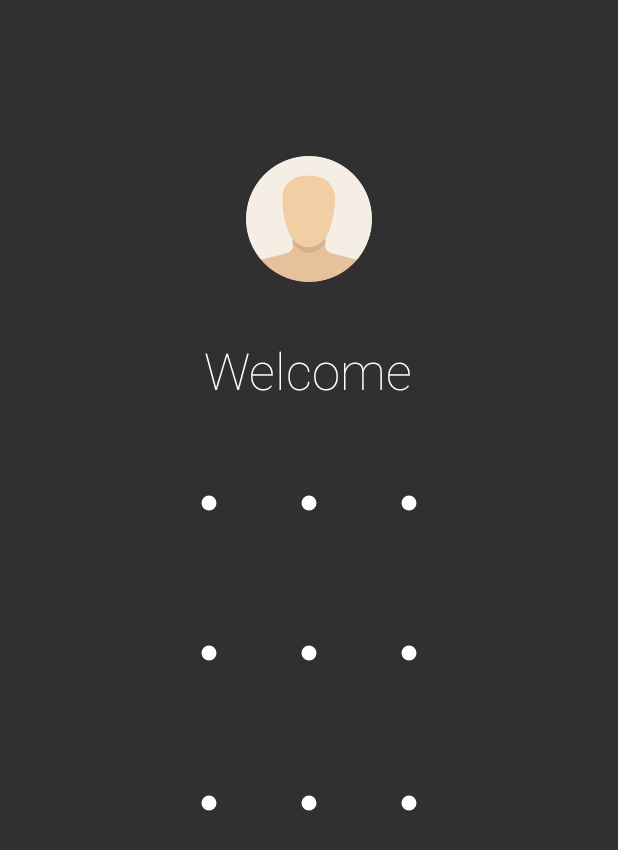
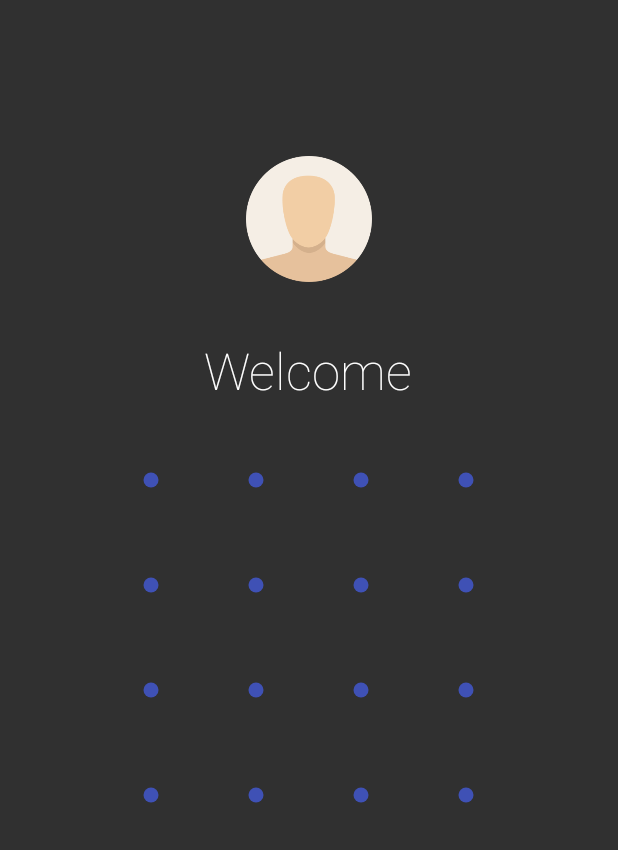
Before and after one commit to aritraroy/PatternLockView, an Android app: the screen it shows after launch (MainActivity), on a phone screen of 412 x 824 dp. Shown: the top 850 px of the screen. Run offline under Robolectric (Android 15) with nearby library versions, the phone set to English and light mode, and no system bars; our stand-ins replace RxJava; 2 statements that could not run were skipped.

Commit message:
Added several property setters and minor improvements to the view

```diff
--- a/app/src/main/java/com/andrognito/patternlockdemo/MainActivity.java
+++ b/app/src/main/java/com/andrognito/patternlockdemo/MainActivity.java
@@ -7,6 +7,7 @@ import android.view.Window;
 import android.view.WindowManager;
 
 import com.andrognito.patternlockview.PatternLockView;
+import com.andrognito.patternlockview.utils.ResourceUtils;
 import com.andrognito.rxpatternlockview.PatternLockEvent;
 import com.andrognito.rxpatternlockview.RxPatternLockView;
 
@@ -25,6 +26,12 @@ public class MainActivity extends AppCompatActivity {
         setContentView(R.layout.activity_main);
 
         mPatternLockView = (PatternLockView) findViewById(R.id.patter_lock_view);
+        mPatternLockView.setDotCount(4);
+        mPatternLockView.setAspectRatioEnabled(true);
+        mPatternLockView.setViewMode(PatternLockView.PatternViewMode.CORRECT);
+        mPatternLockView.setNormalStateColor(ResourceUtils.getColor(this, R.color.colorPrimary));
+        mPatternLockView.setCorrectStateColor(ResourceUtils.getColor(this, R.color.colorAccent));
+
         RxPatternLockView.patternChanges(mPatternLockView)
                 .subscribe(new Consumer<PatternLockEvent>() {
                     @Override
--- a/app/src/main/res/layout/activity_main.xml
+++ b/app/src/main/res/layout/activity_main.xml
@@ -30,11 +30,12 @@
 
     <com.andrognito.patternlockview.PatternLockView
         android:id="@+id/patter_lock_view"
-        android:layout_width="200dp"
-        android:layout_height="300dp"
+        android:layout_width="280dp"
+        android:layout_height="380dp"
         android:layout_gravity="center_horizontal"
         android:layout_marginTop="16dp"
-        app:aspectRatio="height_bias"
+        app:aspectRatio="square"
+        app:dotAnimationDuration="150"
         app:aspectRatioEnabled="true"
         app:dotCount="3"/>
 
--- a/patternlockview/src/main/java/com/andrognito/patternlockview/PatternLockView.java
+++ b/patternlockview/src/main/java/com/andrognito/patternlockview/PatternLockView.java
@@ -15,6 +15,8 @@ import android.os.Debug;
 import android.os.Parcel;
 import android.os.Parcelable;
 import android.os.SystemClock;
+import android.support.annotation.ColorInt;
+import android.support.annotation.Dimension;
 import android.support.annotation.IntDef;
 import android.util.AttributeSet;
 import android.util.Log;
@@ -69,16 +71,20 @@ public class PatternLockView extends View {
     @Retention(RetentionPolicy.SOURCE)
     public @interface PatternViewMode {
         /**
-         * This state represents a correctly drawn pattern by the user
+         * This state represents a correctly drawn pattern by the user. The color of the path and
+         * the dots both would be changed to this color.
+         * <p>
          * (NOTE - Consider showing this state in a friendly color)
          */
         int CORRECT = 0;
         /**
-         * Automatically draw the pattern for demo or tutorial purposes
+         * Automatically draw the pattern for demo or tutorial purposes.
          */
         int AUTO_DRAW = 1;
         /**
-         * This state represents a wrongly drawn pattern by the user
+         * This state represents a wrongly drawn pattern by the user. The color of the path and
+         * the dots both would be changed to this color.
+         * <p>
          * (NOTE - Consider showing this state in an attention-seeking color)
          */
         int WRONG = 2;
@@ -87,8 +93,17 @@ public class PatternLockView extends View {
     private static final int DEFAULT_PATTERN_DOT_COUNT = 3;
     private static final boolean PROFILE_DRAWING = false;
 
+    /**
+     * The time (in millis) spend in animating each circle of a lock pattern if
+     * the animating mode is set. The entire animation should take this constant
+     * the length of the pattern to complete.
+     */
+    private static final int MILLIS_PER_CIRCLE_ANIMATING = 700;
+
     // Amount of time (in millis) spent to animate a dot
-    private static final int DEFAULT_DOT_ANIMATION_DURATION = 700;
+    private static final int DEFAULT_DOT_ANIMATION_DURATION = 190;
+    // Amount of time (in millis) spent to animate a path ends
+    private static final int DEFAULT_PATH_END_ANIMATION_DURATION = 100;
     // This can be used to avoid updating the display for very small motions or noisy panels
     private static final float DEFAULT_DRAG_THRESHOLD = 0.0f;
 
@@ -102,17 +117,17 @@ public class PatternLockView extends View {
     private static int sDotCount;
     private boolean mAspectRatioEnabled;
     private int mAspectRatio;
-    private int mPathColor;
-    private int mNormalColor;
-    private int mErrorColor;
-    private int mSuccessColor;
+    private int mNormalStateColor;
+    private int mWrongStateColor;
+    private int mCorrectStateColor;
     private int mPathWidth;
     private int mDotSizeNormal;
     private int mDotSizeSelected;
     private int mDotAnimationDuration;
+    private int mPathEndAnimationDuration;
 
-    private Paint mDotPaint = new Paint();
-    private Paint mPathPaint = new Paint();
+    private Paint mDotPaint;
+    private Paint mPathPaint;
 
     private List<PatternLockListener> mPatternLockListeners;
     // The pattern represented as a list of connected {@link Dot}
@@ -160,16 +175,14 @@ public class PatternLockView extends View {
                     false);
             mAspectRatio = typedArray.getInt(R.styleable.PatternLockView_aspectRatio,
                     ASPECT_RATIO_SQUARE);
-            mPathColor = typedArray.getColor(R.styleable.PatternLockView_pathColor,
-                    ResourceUtils.getColor(getContext(), R.color.white));
-            mNormalColor = typedArray.getColor(R.styleable.PatternLockView_normalColor,
-                    ResourceUtils.getColor(getContext(), R.color.white));
-            mSuccessColor = typedArray.getColor(R.styleable.PatternLockView_successColor,
-                    ResourceUtils.getColor(getContext(), R.color.white));
-            mErrorColor = typedArray.getColor(R.styleable.PatternLockView_errorColor,
-                    ResourceUtils.getColor(getContext(), R.color.pomegranate));
             mPathWidth = (int) typedArray.getDimension(R.styleable.PatternLockView_pathWidth,
                     ResourceUtils.getDimensionInPx(getContext(), R.dimen.pattern_lock_path_width));
+            mNormalStateColor = typedArray.getColor(R.styleable.PatternLockView_normalStateColor,
+                    ResourceUtils.getColor(getContext(), R.color.white));
+            mCorrectStateColor = typedArray.getColor(R.styleable.PatternLockView_correctStateColor,
+                    ResourceUtils.getColor(getContext(), R.color.white));
+            mWrongStateColor = typedArray.getColor(R.styleable.PatternLockView_wrongStateColor,
+                    ResourceUtils.getColor(getContext(), R.color.pomegranate));
             mDotSizeNormal = (int) typedArray.getDimension(R.styleable.PatternLockView_dotSizeNormal,
                     ResourceUtils.getDimensionInPx(getContext(), R.dimen.pattern_lock_dot_size));
             mDotSizeSelected = (int) typedArray.getDimension(R.styleable
@@ -177,6 +190,8 @@ public class PatternLockView extends View {
                     ResourceUtils.getDimensionInPx(getContext(), R.dimen.pattern_lock_dot_selected_size));
             mDotAnimationDuration = typedArray.getInt(R.styleable.PatternLockView_dotAnimationDuration,
                     DEFAULT_DOT_ANIMATION_DURATION);
+            mPathEndAnimationDuration = typedArray.getInt(R.styleable.PatternLockView_pathEndAnimationDuration,
+                    DEFAULT_PATH_END_ANIMATION_DURATION);
         } finally {
             typedArray.recycle();
         }
@@ -185,6 +200,15 @@ public class PatternLockView extends View {
         mPatternSize = sDotCount * sDotCount;
         mPattern = new ArrayList<>(mPatternSize);
         mPatternDrawLookup = new boolean[sDotCount][sDotCount];
+
+        mDotStates = new DotState[sDotCount][sDotCount];
+        for (int i = 0; i < sDotCount; i++) {
+            for (int j = 0; j < sDotCount; j++) {
+                mDotStates[i][j] = new DotState();
+                mDotStates[i][j].mSize = mDotSizeNormal;
+            }
+        }
+
         mPatternLockListeners = new ArrayList<>();
 
         initView();
@@ -193,24 +217,18 @@ public class PatternLockView extends View {
     private void initView() {
         setClickable(true);
 
+        mPathPaint = new Paint();
         mPathPaint.setAntiAlias(true);
         mPathPaint.setDither(true);
-        mPathPaint.setColor(mPathColor);
+        mPathPaint.setColor(mNormalStateColor);
         mPathPaint.setStyle(Paint.Style.STROKE);
         mPathPaint.setStrokeJoin(Paint.Join.ROUND);
         mPathPaint.setStrokeCap(Paint.Cap.ROUND);
         mPathPaint.setStrokeWidth(mPathWidth);
 
+        mDotPaint = new Paint();
         mDotPaint.setAntiAlias(true);
         mDotPaint.setDither(true);
-
-        mDotStates = new DotState[sDotCount][sDotCount];
-        for (int i = 0; i < sDotCount; i++) {
-            for (int j = 0; j < sDotCount; j++) {
-                mDotStates[i][j] = new DotState();
-                mDotStates[i][j].mSize = mDotSizeNormal;
-            }
-        }
 
         if (Build.VERSION.SDK_INT >= Build.VERSION_CODES.LOLLIPOP
                 && !isInEditMode()) {
@@ -261,10 +279,10 @@ public class PatternLockView extends View {
         boolean[][] drawLookupTable = mPatternDrawLookup;
 
         if (mPatternViewMode == AUTO_DRAW) {
-            int oneCycle = (patternSize + 1) * mDotAnimationDuration;
+            int oneCycle = (patternSize + 1) * MILLIS_PER_CIRCLE_ANIMATING;
             int spotInCycle = (int) (SystemClock.elapsedRealtime() - mAnimatingPeriodStart)
                     % oneCycle;
-            int numCircles = spotInCycle / mDotAnimationDuration;
+            int numCircles = spotInCycle / MILLIS_PER_CIRCLE_ANIMATING;
 
             clearPatternDrawLookup();
             for (int i = 0; i < numCircles; i++) {
@@ -276,8 +294,8 @@ public class PatternLockView extends View {
                     && numCircles < patternSize;
 
             if (needToUpdateInProgressPoint) {
-                float percentageOfNextCircle = ((float) (spotInCycle % mDotAnimationDuration))
-                        / mDotAnimationDuration;
+                float percentageOfNextCircle = ((float) (spotInCycle % MILLIS_PER_CIRCLE_ANIMATING))
+                        / MILLIS_PER_CIRCLE_ANIMATING;
 
                 Dot currentDot = pattern.get(numCircles - 1);
                 float centerX = getCenterXForColumn(currentDot.mColumn);
@@ -481,24 +499,21 @@ public class PatternLockView extends View {
         return sDotCount;
     }
 
+    @AspectRatio
     public int getAspectRatio() {
         return mAspectRatio;
     }
 
-    public int getPathColor() {
-        return mPathColor;
+    public int getNormalStateColor() {
+        return mNormalStateColor;
     }
 
-    public int getNormalColor() {
-        return mNormalColor;
+    public int getWrongStateColor() {
+        return mWrongStateColor;
     }
 
-    public int getErrorColor() {
-        return mErrorColor;
-    }
-
-    public int getSuccessColor() {
-        return mSuccessColor;
+    public int getCorrectStateColor() {
+        return mCorrectStateColor;
     }
 
     public int getPathWidth() {
@@ -531,7 +546,7 @@ public class PatternLockView extends View {
         for (Dot dot : pattern) {
             mPatternDrawLookup[dot.mRow][dot.mColumn] = true;
         }
-        setDisplayMode(patternViewMode);
+        setViewMode(patternViewMode);
     }
 
     /**
@@ -539,7 +554,7 @@ public class PatternLockView extends View {
      * instance, after detecting a pattern to tell this view whether change the
      * in progress result to correct or wrong.
      */
-    public void setDisplayMode(@PatternViewMode int patternViewMode) {
+    public void setViewMode(@PatternViewMode int patternViewMode) {
         mPatternViewMode = patternViewMode;
         if (patternViewMode == AUTO_DRAW) {
             if (mPattern.size() == 0) {
@@ -554,6 +569,74 @@ public class PatternLockView extends View {
             clearPatternDrawLookup();
         }
         invalidate();
+    }
+
+    public void setDotCount(int dotCount) {
+        sDotCount = dotCount;
+        mPatternSize = sDotCount * sDotCount;
+        mPattern = new ArrayList<>(mPatternSize);
+        mPatternDrawLookup = new boolean[sDotCount][sDotCount];
+
+        mDotStates = new DotState[sDotCount][sDotCount];
+        for (int i = 0; i < sDotCount; i++) {
+            for (int j = 0; j < sDotCount; j++) {
+                mDotStates[i][j] = new DotState();
+                mDotStates[i][j].mSize = mDotSizeNormal;
+            }
+        }
+
+        requestLayout();
+        invalidate();
+    }
+
+    public void setAspectRatioEnabled(boolean aspectRatioEnabled) {
+        mAspectRatioEnabled = aspectRatioEnabled;
+        requestLayout();
+    }
+
+    public void setNormalStateColor(@ColorInt int normalStateColor) {
+        mNormalStateColor = normalStateColor;
+    }
+
+    public void setWrongStateColor(@ColorInt int wrongStateColor) {
+        mWrongStateColor = wrongStateColor;
+    }
+
+    public void setCorrectStateColor(@ColorInt int correctStateColor) {
+        mCorrectStateColor = correctStateColor;
+    }
+
+    public void setPathWidth(@Dimension int pathWidth) {
+        mPathWidth = pathWidth;
+
+        initView();
+        invalidate();
+    }
+
+    public void setDotSizeNormal(@Dimension int dotSizeNormal) {
+        mDotSizeNormal = dotSizeNormal;
+
+        for (int i = 0; i < sDotCount; i++) {
+            for (int j = 0; j < sDotCount; j++) {
+                mDotStates[i][j] = new DotState();
+                mDotStates[i][j].mSize = mDotSizeNormal;
+            }
+        }
+
+        invalidate();
+    }
+
+    public void setDotSizeSelected(@Dimension int dotSizeSelected) {
+        mDotSizeSelected = dotSizeSelected;
+    }
+
+    public void setDotAnimationDuration(int dotAnimationDuration) {
+        mDotAnimationDuration = dotAnimationDuration;
+        invalidate();
+    }
+
+    public void setPathEndAnimationDuration(int pathEndAnimationDuration) {
+        mPathEndAnimationDuration = pathEndAnimationDuration;
     }
 
     public void addPatternLockListener(PatternLockListener patternLockListener) {
@@ -730,19 +813,19 @@ public class PatternLockView extends View {
         mPatternDrawLookup[newDot.mRow][newDot.mColumn] = true;
         mPattern.add(newDot);
         if (!mInStealthMode) {
-            startCellActivatedAnimation(newDot);
+            startDotSelectedAnimation(newDot);
         }
         notifyPatternProgress();
     }
 
-    private void startCellActivatedAnimation(Dot dot) {
+    private void startDotSelectedAnimation(Dot dot) {
         final DotState dotState = mDotStates[dot.mRow][dot.mColumn];
-        startSizeAnimation(mDotSizeNormal, mDotSizeSelected, 96,
+        startSizeAnimation(mDotSizeNormal, mDotSizeSelected, mDotAnimationDuration,
                 mLinearOutSlowInInterpolator, dotState, new Runnable() {
 
                     @Override
                     public void run() {
-                        startSizeAnimation(mDotSizeSelected, mDotSizeNormal, 192,
+                        startSizeAnimation(mDotSizeSelected, mDotSizeNormal, mDotAnimationDuration,
                                 mFastOutSlowInInterpolator, dotState, null);
                     }
                 });
@@ -754,8 +837,7 @@ public class PatternLockView extends View {
                                        final float startX, final float startY, final float targetX,
                                        final float targetY) {
         ValueAnimator valueAnimator = ValueAnimator.ofFloat(0, 1);
-        valueAnimator
-                .addUpdateListener(new ValueAnimator.AnimatorUpdateListener() {
+        valueAnimator.addUpdateListener(new ValueAnimator.AnimatorUpdateListener() {
 
             @Override
             public void onAnimationUpdate(ValueAnimator animation) {
@@ -775,7 +857,7 @@ public class PatternLockView extends View {
 
         });
         valueAnimator.setInterpolator(mFastOutSlowInInterpolator);
-        valueAnimator.setDuration(100);
+        valueAnimator.setDuration(mPathEndAnimationDuration);
         valueAnimator.start();
         state.mLineAnimator = valueAnimator;
     }
@@ -1033,12 +1115,12 @@ public class PatternLockView extends View {
 
     private int getCurrentColor(boolean partOfPattern) {
         if (!partOfPattern || mInStealthMode || mPatternInProgress) {
-            return mNormalColor;
+            return mNormalStateColor;
         } else if (mPatternViewMode == WRONG) {
-            return mErrorColor;
+            return mWrongStateColor;
         } else if (mPatternViewMode == CORRECT
                 || mPatternViewMode == AUTO_DRAW) {
-            return mSuccessColor;
+            return mCorrectStateColor;
         } else {
             throw new IllegalStateException("Unknown view mode " + mPatternViewMode);
         }
--- a/patternlockview/src/main/res/values/color.xml
+++ b/patternlockview/src/main/res/values/color.xml
@@ -2,5 +2,6 @@
 <resources>
     <color name="white">#FFFF</color>
     <color name="pomegranate">#f4511e</color>
+    <color name="colorAccent">#FF4081</color>
 
 </resources>
```
Also changed, not shown: patternlockview/src/main/res/values/attrs.xml (+4 -5 lines). Lines whose indentation alone changed are shown as unchanged.
